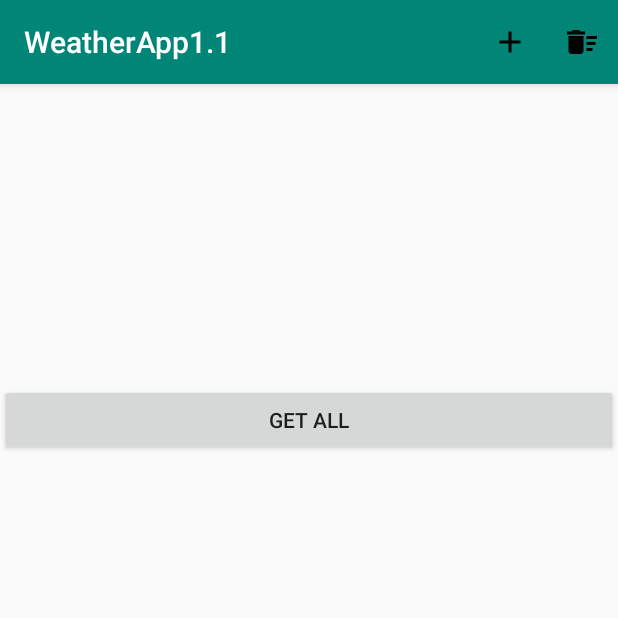
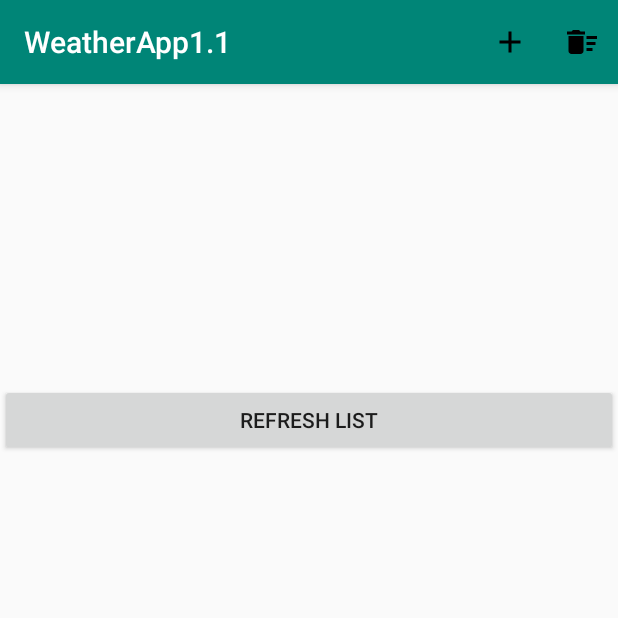
Before and after one commit to EFOC/Weather-App-0.1, an Android app: the screen it shows after launch (MainActivity), on a phone screen of 412 x 824 dp, the top half of it. Run offline under Robolectric (Android 15) with nearby library versions, the phone set to English and light mode, and no system bars; our stand-ins replace Room's generated code.

Commit message:
Rename button id. Add button string to strings file.

```diff
--- a/app/src/main/java/com/example/weatherapp11/MainActivity.kt
+++ b/app/src/main/java/com/example/weatherapp11/MainActivity.kt
@@ -34,7 +34,7 @@ class MainActivity : AppCompatActivity() {
         spinnerInit()
         initRecyclerView()
 
-        refreshButton = findViewById(R.id.btn)
+        refreshButton = findViewById(R.id.refresh_button)
         refreshButton.setOnClickListener {
             refreshWeatherList()
         }
--- a/app/src/main/res/layout/activity_main.xml
+++ b/app/src/main/res/layout/activity_main.xml
@@ -12,10 +12,10 @@
         android:layout_width="match_parent"
         android:layout_height="200dp" />
     <Button
-        android:id="@+id/btn"
+        android:id="@+id/refresh_button"
         android:layout_width="match_parent"
         android:layout_height="wrap_content"
-        android:text="Get All" />
+        android:text="@string/main_activity_refresh_button" />
 
     <ProgressBar
         android:id="@+id/progressBar"
--- a/app/src/main/res/values/strings.xml
+++ b/app/src/main/res/values/strings.xml
@@ -10,4 +10,5 @@
     // MainActivity Strings
     <string name="main_activity_delete_all">Deleting all items…</string>
     <string name="main_activity_delete_item">Deleting %1$s</string>
+    <string name="main_activity_refresh_button">Refresh List</string>
 </resources>
```
